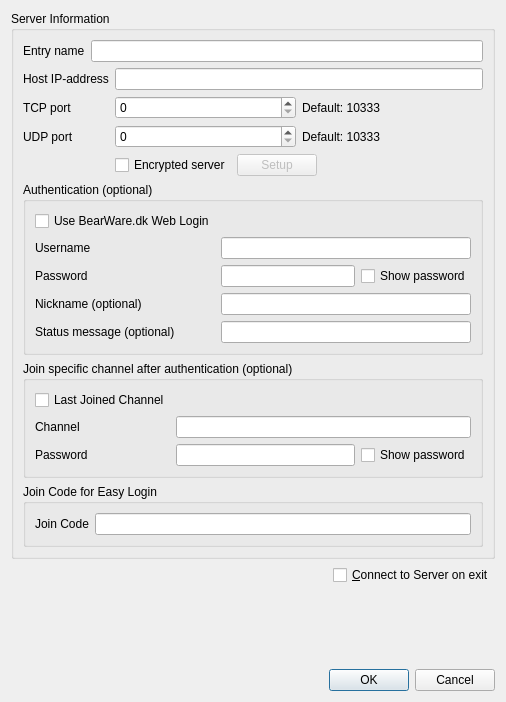
This is Client/qtTeamTalk/serverdlg.ui in BearWare/TeamTalk5 as Qt 5 draws it before an edit. The edited form follows.
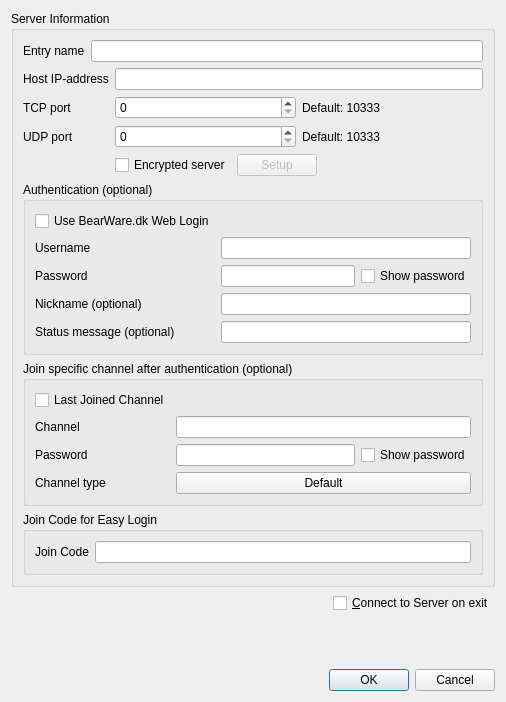
This is the edited form.

Commit message:
Add channel types to TeamTalk files (#3410)
* Add channel types to TeamTalk files

* Move CHANNELTYPE_MASK to utiltt.h as CHANNELTYPE_ALL

* Mask unsupported channel type bits

---------

```diff
--- a/Client/qtTeamTalk/serverdlg.ui
+++ b/Client/qtTeamTalk/serverdlg.ui
@@ -293,6 +293,26 @@
            </item>
           </layout>
          </item>
+         <item row="3" column="0">
+          <widget class="QLabel" name="chantypeLabel">
+           <property name="text">
+            <string>Channel type</string>
+           </property>
+           <property name="buddy">
+            <cstring>chantypeButton</cstring>
+           </property>
+          </widget>
+         </item>
+         <item row="3" column="1">
+          <widget class="QPushButton" name="chantypeButton">
+           <property name="accessibleDescription">
+            <string>Select the channel types used when creating a missing channel</string>
+           </property>
+           <property name="text">
+            <string>Default</string>
+           </property>
+          </widget>
+         </item>
         </layout>
        </widget>
       </item>
```
The commit also changes 12 other files.
